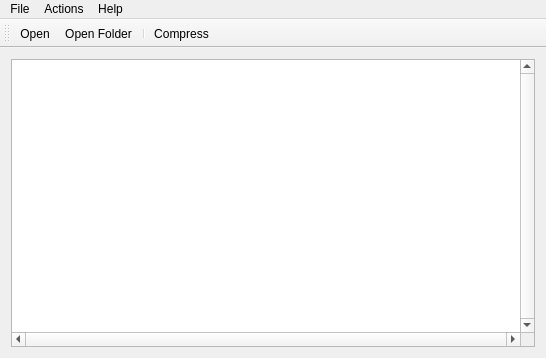
This is mainwindow.ui in fandigunawan/FileManager as Qt 5 draws it before an edit. The edited form follows.
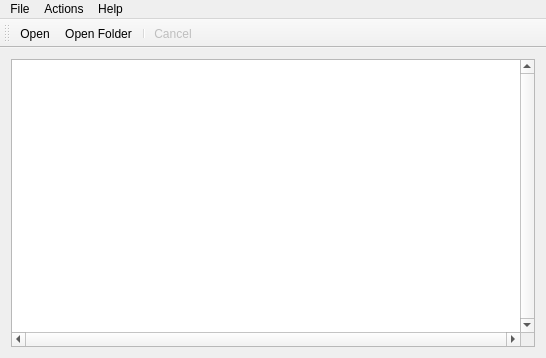
This is the edited form. Icons and pictures are not drawn.

Commit message: Moving compression mechanism to thread Adding Cancel mechanism during zip-ing

What changed in the file:
```diff
--- a/mainwindow.ui
+++ b/mainwindow.ui
@@ -111,7 +111,7 @@
    <addaction name="actionOpen"/>
    <addaction name="actionOpen_Folder"/>
    <addaction name="separator"/>
-   <addaction name="actionCompress"/>
+   <addaction name="actionCancel"/>
   </widget>
   <action name="actionAbout">
    <property name="text">
@@ -127,15 +127,6 @@
     <string>Open</string>
    </property>
   </action>
-  <action name="actionCompress">
-   <property name="icon">
-    <iconset resource="resources.qrc">
-     <normaloff>:/resources/box.png</normaloff>:/resources/box.png</iconset>
-   </property>
-   <property name="text">
-    <string>Compress</string>
-   </property>
-  </action>
   <action name="actionOpen_Folder">
    <property name="icon">
     <iconset resource="resources.qrc">
@@ -145,6 +136,18 @@
     <string>Open Folder</string>
    </property>
   </action>
+  <action name="actionCancel">
+   <property name="enabled">
+    <bool>false</bool>
+   </property>
+   <property name="icon">
+    <iconset resource="resources.qrc">
+     <normaloff>:/resources/sign-error.png</normaloff>:/resources/sign-error.png</iconset>
+   </property>
+   <property name="text">
+    <string>Cancel</string>
+   </property>
+  </action>
  </widget>
  <layoutdefault spacing="6" margin="11"/>
  <resources>
```
Left out of the diff: 6 changed lines with no effect on the pictures. The commit also changes 8 other files.
